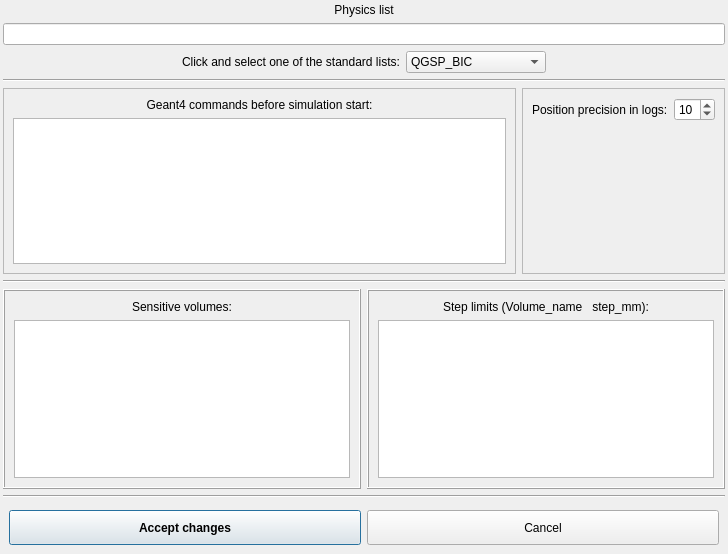
Qt form src/gui/ageant4configdialog.ui (andrmor/ANTS2) before a commit.
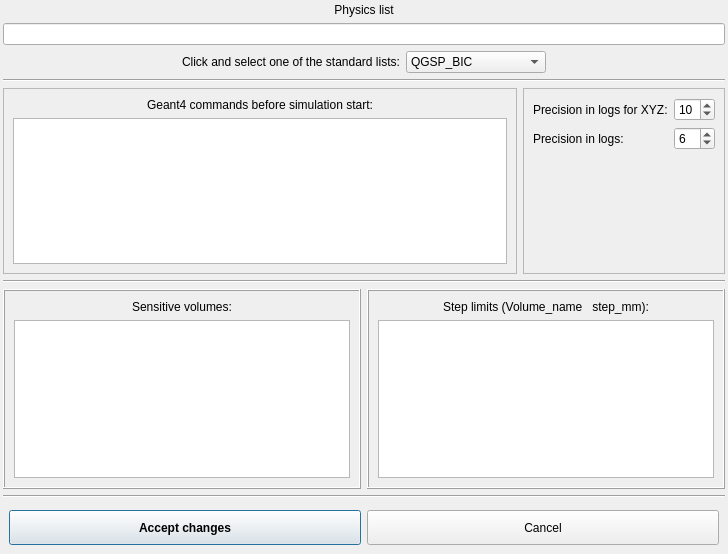
The same form after that commit.

Commit message: default precision in G4logs also adjustable

Patch:
```diff
--- a/src/gui/ageant4configdialog.ui
+++ b/src/gui/ageant4configdialog.ui
@@ -241,12 +241,31 @@
         <item>
          <layout class="QHBoxLayout" name="horizontalLayout_6">
           <item>
+           <layout class="QVBoxLayout" name="verticalLayout_4">
+            <property name="leftMargin">
+             <number>0</number>
+            </property>
+            <item>
            <widget class="QLabel" name="label_6">
             <property name="text">
-             <string>Position precision in logs:</string>
+               <string>Precision in logs for XYZ:</string>
             </property>
            </widget>
           </item>
+            <item>
+             <widget class="QLabel" name="label_7">
+              <property name="text">
+               <string>Precision in logs:</string>
+              </property>
+             </widget>
+            </item>
+           </layout>
+          </item>
+          <item>
+           <layout class="QVBoxLayout" name="verticalLayout_7">
+            <property name="leftMargin">
+             <number>0</number>
+            </property>
           <item>
            <widget class="QSpinBox" name="sbPositionPrecision">
             <property name="minimum">
@@ -259,6 +278,21 @@
              <number>10</number>
             </property>
            </widget>
+            </item>
+            <item>
+             <widget class="QSpinBox" name="sbPrecision">
+              <property name="minimum">
+               <number>1</number>
+              </property>
+              <property name="maximum">
+               <number>20</number>
+              </property>
+              <property name="value">
+               <number>6</number>
+              </property>
+             </widget>
+            </item>
+           </layout>
           </item>
          </layout>
         </item>
```
Lines whose indentation alone changed are shown as unchanged. The commit also changes 5 other files.
